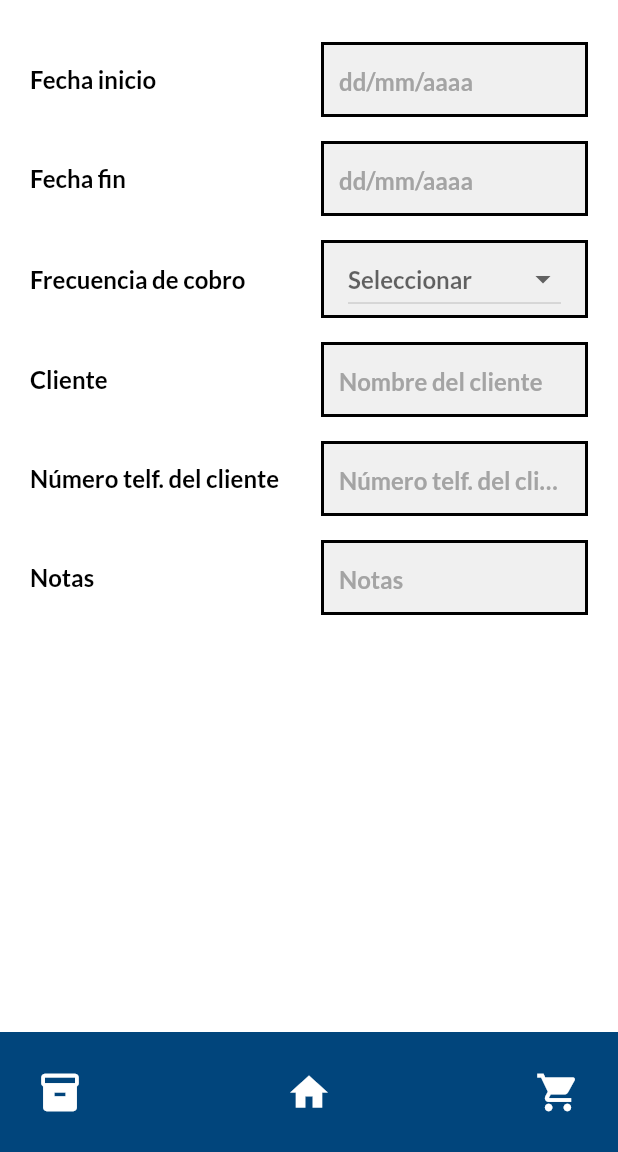
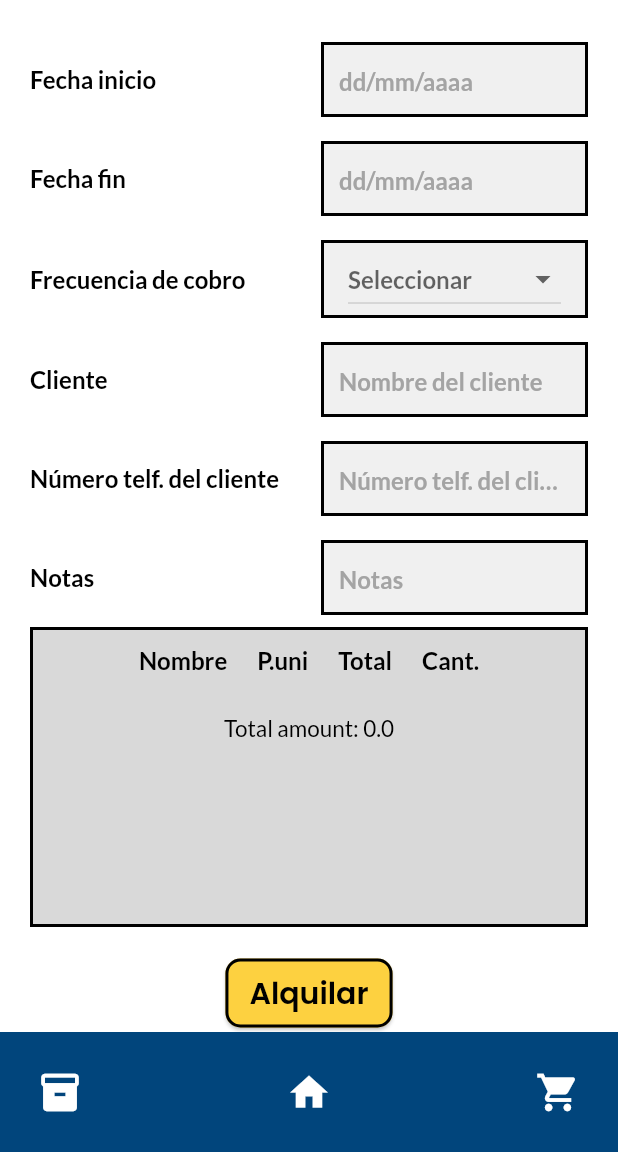
Before and after one commit to caloja1014/renters_io_taws, a Flutter app: the screen it shows after launch, item 3 of the bottom bar chosen, after a tap on "Continuar", on a phone screen of 412 x 824 dp, the part 84-1236 px from its top. Run offline on Flutter 3.47's test engine with Material 2 defaults, Android fonts, the phone set to English and light mode, and no system bars; our stand-ins replace flutter_svg, get, image_picker, sqflite; accounts and stored records are empty; network calls fail.

Commit message:
transaction screen + basic functionality [TODO] send data to db

```diff
--- a/lib/layout/add_products_layout.dart
+++ b/lib/layout/add_products_layout.dart
@@ -10,31 +10,27 @@ class AddProductsLayout extends StatelessWidget {
 
   @override
   Widget build(BuildContext context) {
-    // final screenWidth = MediaQuery.of(context).size.width;
-    // final columnCount = (screenWidth / 150).floor();
+    final screenWidth = MediaQuery.of(context).size.width;
+    final columnCount = (screenWidth / 150).floor();
 
-    return GetBuilder<StockController>(
-      builder: (stockController) =>
-        Container(
-          height: 300.0,
-          child: GridView.count(
-            crossAxisCount: 2,
-            children: stockController.products.map((product) =>
-              GetBuilder<AddProductController>(
-                id: product.id,
-                init: AddProductController(
+    final stockController = Get.find<StockController>();
+
+    return Obx(
+      () => SizedBox(
+            height: 300.0,
+            child: GridView.count(
+              crossAxisCount: columnCount,
+              children: stockController.products.map((product) =>
+                AddProductComponent(
                   id: product.id,
-                  quantity: 0,
-                ),
-                builder: (addProductController) => AddProductComponent(
                   name: product.name,
                   imageRoute: product.imageRoute,
                   price: product.price,
+                  product: product,
                 )
-              )
-            ).toList(),
-          ),
-        )
+              ).toList(),
+            ),
+      ),
     );
   }
 }
--- /dev/null
+++ b/lib/layout/transaction_list_layout.dart
@@ -0,0 +1,72 @@
+import 'package:flutter/material.dart';
+import 'package:renters_io_taws/models/product_model.dart';
+
+class TransactionListLayout extends StatelessWidget {
+  final List<ProductModel> transactionProducts;
+
+  const TransactionListLayout({Key? key, required this.transactionProducts}) : super(key: key);
+
+  @override
+  Widget build(BuildContext context) {
+    double totalAmount = 0;
+
+    return SizedBox(
+      height: 200,
+      child: Container(
+        decoration: BoxDecoration(
+          color: Theme.of(context).colorScheme.tertiary,
+          border: Border.all(
+            color: Theme.of(context).colorScheme.outline,
+            width: 2.0,
+          ),
+        ),
+        child: Column(
+          mainAxisSize: MainAxisSize.min,
+          children: [
+            Flexible(
+              child: Expanded(
+                child: SingleChildScrollView(
+                  child: DataTable(
+                    headingRowHeight: 40,
+                    columnSpacing: 20,
+                    columns: [
+                      DataColumn(
+                          label: Text('Nombre',
+                              style: Theme.of(context).textTheme.titleMedium)),
+                      DataColumn(
+                          label: Text('P.uni',
+                              style: Theme.of(context).textTheme.titleMedium)),
+                      DataColumn(
+                          label: Text('Total',
+                              style: Theme.of(context).textTheme.titleMedium)),
+                      DataColumn(
+                          label: Text('Cant.',
+                              style: Theme.of(context).textTheme.titleMedium)),
+                    ],
+                    rows: transactionProducts.map((product) {
+                      final total = product.price * product.quantity;
+                      totalAmount += total;
+
+                      return DataRow(cells: [
+                        DataCell(Text(product.name)),
+                        DataCell(Text(product.price.toString())),
+                        DataCell(Text(total.toString())),
+                        DataCell(Text(product.quantity.toString())),
+                      ]);
+                    }).toList(),
+                  ),
+                ),
+              ),
+            ),
+            SizedBox(
+              height: 50,
+              child: Center(
+                child: Text('Total amount: $totalAmount'),
+              ),
+            ),
+          ],
+        ),
+      ),
+    );
+  }
+}
--- a/lib/pages/transaction/transaction.dart
+++ b/lib/pages/transaction/transaction.dart
@@ -17,12 +17,10 @@ import 'package:renters_io_taws/pages/stock/stock_controller.dart';
 import 'package:renters_io_taws/pages/transaction/transaction_controller.dart';
 import 'package:renters_io_taws/routes/app_pages.dart';
 
-class Transaction extends StatelessWidget {
+class Transaction extends GetView<TransactionController> {
   Transaction({super.key});
 
   List<Category> categoryList = Category.values.toList();
-
-  TransactionController transactionController = Get.put(TransactionController());
 
   @override
   Widget build(BuildContext context) {
@@ -34,7 +32,7 @@ class Transaction extends StatelessWidget {
         padding: const EdgeInsets.all(20.0),
         child: Column(
           children: [
-            CustomSearchWidget(),
+            const CustomSearchWidget(),
             const SizedBox(height: 20.0),
             Wrap(
               spacing: 8.0,
@@ -54,7 +52,7 @@ class Transaction extends StatelessWidget {
             button.Button(
               text: 'Continuar',
               onPressed: () {
-                Get.toNamed(Routes.TRANSACTION_CONFIRMATION);
+                Get.toNamed(Routes.TRANSACTION_CONFIRMATION, arguments: controller.products);
               },
             ),
             const SizedBox(height: 20.0)
--- a/lib/pages/transaction/transaction_binding.dart
+++ b/lib/pages/transaction/transaction_binding.dart
@@ -1,4 +1,5 @@
 import 'package:get/get.dart';
+import 'package:renters_io_taws/components/search_bar.dart';
 import 'package:renters_io_taws/pages/add_product/add_product_controller.dart';
 import 'package:renters_io_taws/pages/add_transaction/add_transaction_controller.dart';
 import 'package:renters_io_taws/pages/stock/stock_controller.dart';
@@ -10,8 +11,11 @@ class TransactionBinding extends Bindings {
     Get.lazyPut<TransactionController>(
       () => TransactionController(),
     );
-    Get.lazyPut<StockController>(
-      () => StockController(),
+    Get.put<StockController>(
+      StockController(),
+    );
+    Get.lazyPut<SearchController>(
+      () => SearchController(),
     );
   }
 }
--- a/lib/pages/transaction_confirmation/transaction_confirmation.dart
+++ b/lib/pages/transaction_confirmation/transaction_confirmation.dart
@@ -6,18 +6,13 @@ import 'package:renters_io_taws/components/input.dart';
 import 'package:renters_io_taws/layout/input_grid.dart';
 import 'package:renters_io_taws/layout/layout_scaffold.dart';
 import 'package:renters_io_taws/models/charge_frequency_enum.dart';
-import 'package:renters_io_taws/pages/transaction/transaction_controller.dart';
+import 'package:renters_io_taws/pages/transaction_confirmation/transaction_confirmation_controller.dart';
+import 'package:renters_io_taws/components/button.dart' as custom_button;
+import 'package:renters_io_taws/layout/transaction_list_layout.dart';
 
-class TransactionConfirmation extends GetView<TransactionController> {
+class TransactionConfirmation extends GetView<TransactionConfirmationController> {
   const TransactionConfirmation({super.key});
 
-  @override
-  Widget build(BuildContext context) {
-    return LayoutScaffold(body: Content());
-  }
-}
-
-class Content extends StatelessWidget {
   List<Widget> get childrenLeft => [
     const TitleWidget(title: 'Fecha inicio'),
     const TitleWidget(title: 'Fecha fin'),
@@ -38,7 +33,8 @@ class Content extends StatelessWidget {
 
   @override
   Widget build(BuildContext context) {
-    return Container(
+    return LayoutScaffold(
+      body: Container(
         padding: const EdgeInsets.all(20.0),
         decoration: BoxDecoration(
           color: Theme.of(context).colorScheme.background,
@@ -48,9 +44,16 @@ class Content extends StatelessWidget {
             InputGrid(
               childrenLeft: childrenLeft,
               childrenRight: childrenRight
-          )
+            ),
+            TransactionListLayout(transactionProducts: controller.transactionProducts),
+            const SizedBox(height: 20.0),
+            custom_button.Button(
+              text: 'Alquilar',
+              onPressed: () {},
+            ),
           ],
         ),
+      )
     );
   }
 }
--- a/lib/pages/transaction_confirmation/transaction_confirmation_binding.dart
+++ b/lib/pages/transaction_confirmation/transaction_confirmation_binding.dart
@@ -4,6 +4,6 @@ import 'package:renters_io_taws/pages/transaction_confirmation/transaction_confi
 class TransactionConfirmationBinding extends Bindings {
   @override
   void dependencies() {
-    Get.lazyPut<TransactionConfirmationController>(() => TransactionConfirmationController(),);
+    Get.put<TransactionConfirmationController>(TransactionConfirmationController());
   }
 }
--- a/lib/pages/transaction_confirmation/transaction_confirmation_controller.dart
+++ b/lib/pages/transaction_confirmation/transaction_confirmation_controller.dart
@@ -1,5 +1,12 @@
 import 'package:get/get.dart';
+import 'package:renters_io_taws/models/product_model.dart';
 
 class TransactionConfirmationController extends GetxController {
+  late List<ProductModel> transactionProducts;
 
+  @override
+  void onInit() {
+    transactionProducts = Get.arguments as List<ProductModel>;
+    super.onInit();
+  }
 }
```
Also changed, not shown: lib/components/add_product.dart (+93 -20 lines), lib/components/image_picker.dart (+0 -8 lines), lib/pages/transaction/transaction_controller.dart (+18 -0 lines). Lines whose indentation alone changed are shown as unchanged.
